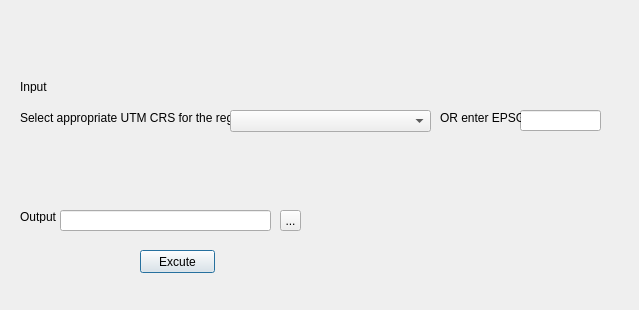
First picture: the form in gender_indicator_tool/gender_indicator_tool_dialog_base.ui, repository worldbank/GEEST, before the edit.
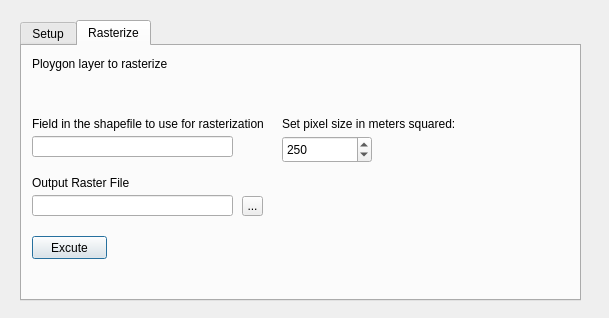
Second picture: the form after the edit. The open tabs and pages were chosen to show the change. Custom widgets are drawn as their Qt base class.

Diff of the .ui file:
```diff
--- a/gender_indicator_tool/gender_indicator_tool_dialog_base.ui
+++ b/gender_indicator_tool/gender_indicator_tool_dialog_base.ui
@@ -6,58 +6,209 @@
    <rect>
     <x>0</x>
     <y>0</y>
-    <width>639</width>
-    <height>310</height>
+    <width>609</width>
+    <height>318</height>
    </rect>
   </property>
   <property name="windowTitle">
    <string>World Bank Gender Indicator Tool</string>
   </property>
+  <widget class="QTabWidget" name="tabWidget">
+   <property name="geometry">
+    <rect>
+     <x>20</x>
+     <y>20</y>
+     <width>561</width>
+     <height>281</height>
+    </rect>
+   </property>
+   <property name="currentIndex">
+    <number>0</number>
+   </property>
+   <widget class="QWidget" name="tab">
+    <attribute name="title">
+     <string>Setup</string>
+    </attribute>
+    <widget class="QgsFileWidget" name="countryLayer">
+     <property name="geometry">
+      <rect>
+       <x>10</x>
+       <y>30</y>
+       <width>231</width>
+       <height>31</height>
+      </rect>
+     </property>
+    </widget>
   <widget class="QLabel" name="label">
    <property name="geometry">
     <rect>
-     <x>20</x>
-     <y>80</y>
-     <width>47</width>
-     <height>13</height>
+       <x>10</x>
+       <y>10</y>
+       <width>201</width>
+       <height>16</height>
     </rect>
    </property>
    <property name="text">
-    <string>Input</string>
-   </property>
-  </widget>
+      <string>Country Adminstartive boundry (Polygon)</string>
+     </property>
+    </widget>
+    <widget class="QComboBox" name="CRScomboBox">
+     <property name="geometry">
+      <rect>
+       <x>10</x>
+       <y>90</y>
+       <width>201</width>
+       <height>22</height>
+      </rect>
+     </property>
+    </widget>
+    <widget class="QgsFilterLineEdit" name="mLineEdit">
+     <property name="geometry">
+      <rect>
+       <x>320</x>
+       <y>90</y>
+       <width>81</width>
+       <height>21</height>
+      </rect>
+     </property>
+     <property name="text">
+      <string/>
+     </property>
+     <property name="qgisRelation" stdset="0">
+      <string notr="true"/>
+     </property>
+    </widget>
+    <widget class="QLabel" name="label_4">
+     <property name="geometry">
+      <rect>
+       <x>230</x>
+       <y>90</y>
+       <width>81</width>
+       <height>16</height>
+      </rect>
+     </property>
+     <property name="text">
+      <string>OR enter EPSG: </string>
+     </property>
+    </widget>
+    <widget class="QLabel" name="label_3">
+     <property name="geometry">
+      <rect>
+       <x>10</x>
+       <y>70</y>
+       <width>211</width>
+       <height>16</height>
+      </rect>
+     </property>
+     <property name="text">
+      <string>Select appropriate UTM CRS for the region</string>
+     </property>
+    </widget>
+    <widget class="QLabel" name="label_5">
+     <property name="geometry">
+      <rect>
+       <x>100</x>
+       <y>140</y>
+       <width>81</width>
+       <height>16</height>
+      </rect>
+     </property>
+     <property name="text">
+      <string/>
+     </property>
+    </widget>
+   </widget>
+   <widget class="QWidget" name="tab_2">
+    <attribute name="title">
+     <string>Rasterize</string>
+    </attribute>
   <widget class="QLabel" name="label_2">
    <property name="geometry">
     <rect>
-     <x>20</x>
-     <y>210</y>
-     <width>47</width>
-     <height>13</height>
+       <x>10</x>
+       <y>70</y>
+       <width>231</width>
+       <height>16</height>
     </rect>
    </property>
    <property name="text">
-    <string>Output</string>
+      <string>Field in the shapefile to use for rasterization</string>
+     </property>
+    </widget>
+    <widget class="QgsFilterLineEdit" name="rasterField">
+     <property name="geometry">
+      <rect>
+       <x>10</x>
+       <y>90</y>
+       <width>201</width>
+       <height>21</height>
+      </rect>
+     </property>
+     <property name="text">
+      <string/>
+     </property>
+     <property name="qgisRelation" stdset="0">
+      <string notr="true"/>
    </property>
   </widget>
   <widget class="QToolButton" name="tbOutputFile">
    <property name="geometry">
     <rect>
-     <x>280</x>
-     <y>210</y>
+       <x>220</x>
+       <y>150</y>
      <width>21</width>
-     <height>21</height>
+       <height>20</height>
     </rect>
    </property>
    <property name="text">
     <string>...</string>
    </property>
   </widget>
-  <widget class="QgsFileWidget" name="Input">
+    <widget class="QgsFilterLineEdit" name="OutputFileLineEdit">
    <property name="geometry">
     <rect>
-     <x>60</x>
-     <y>70</y>
-     <width>241</width>
+       <x>10</x>
+       <y>149</y>
+       <width>201</width>
+       <height>21</height>
+      </rect>
+     </property>
+     <property name="qgisRelation" stdset="0">
+      <string notr="true"/>
+     </property>
+    </widget>
+    <widget class="QLabel" name="label_6">
+     <property name="geometry">
+      <rect>
+       <x>10</x>
+       <y>129</y>
+       <width>231</width>
+       <height>16</height>
+      </rect>
+     </property>
+     <property name="text">
+      <string>Output Raster File</string>
+     </property>
+    </widget>
+    <widget class="QLabel" name="label_13">
+     <property name="geometry">
+      <rect>
+       <x>10</x>
+       <y>10</y>
+       <width>201</width>
+       <height>16</height>
+      </rect>
+     </property>
+     <property name="text">
+      <string>Ploygon layer to rasterize</string>
+     </property>
+    </widget>
+    <widget class="QgsFileWidget" name="polygonLayer">
+     <property name="geometry">
+      <rect>
+       <x>10</x>
+       <y>30</y>
+       <width>231</width>
      <height>31</height>
     </rect>
    </property>
@@ -65,8 +216,8 @@
   <widget class="QPushButton" name="pbExecute">
    <property name="geometry">
     <rect>
-     <x>140</x>
-     <y>250</y>
+       <x>10</x>
+       <y>190</y>
      <width>75</width>
      <height>23</height>
     </rect>
@@ -75,70 +226,36 @@
     <string>Excute</string>
    </property>
   </widget>
-  <widget class="QgsFilterLineEdit" name="mLineEdit">
+    <widget class="QLabel" name="label_14">
    <property name="geometry">
     <rect>
-     <x>520</x>
-     <y>110</y>
-     <width>81</width>
-     <height>21</height>
+       <x>260</x>
+       <y>70</y>
+       <width>231</width>
+       <height>16</height>
     </rect>
    </property>
    <property name="text">
-    <string/>
-   </property>
-   <property name="qgisRelation" stdset="0">
-    <string notr="true"/>
-   </property>
-  </widget>
-  <widget class="QgsFilterLineEdit" name="OutputFileLineEdit">
+      <string>Set pixel size in meters squared:</string>
+     </property>
+    </widget>
+    <widget class="QgsSpinBox" name="sbpixelSize">
    <property name="geometry">
     <rect>
-     <x>60</x>
-     <y>210</y>
-     <width>211</width>
-     <height>21</height>
-    </rect>
-   </property>
-   <property name="qgisRelation" stdset="0">
-    <string notr="true"/>
-   </property>
-  </widget>
-  <widget class="QLabel" name="label_3">
-   <property name="geometry">
-    <rect>
-     <x>20</x>
-     <y>110</y>
-     <width>211</width>
-     <height>16</height>
-    </rect>
-   </property>
-   <property name="text">
-    <string>Select appropriate UTM CRS for the region</string>
-   </property>
-  </widget>
-  <widget class="QLabel" name="label_4">
-   <property name="geometry">
-    <rect>
-     <x>440</x>
-     <y>110</y>
-     <width>81</width>
-     <height>16</height>
-    </rect>
-   </property>
-   <property name="text">
-    <string>OR enter EPSG: </string>
-   </property>
-  </widget>
-  <widget class="QComboBox" name="CRScomboBox">
-   <property name="geometry">
-    <rect>
-     <x>230</x>
-     <y>110</y>
-     <width>201</width>
-     <height>22</height>
-    </rect>
-   </property>
+       <x>260</x>
+       <y>90</y>
+       <width>90</width>
+       <height>27</height>
+      </rect>
+     </property>
+     <property name="maximum">
+      <number>100000</number>
+     </property>
+     <property name="value">
+      <number>250</number>
+     </property>
+    </widget>
+   </widget>
   </widget>
  </widget>
  <customwidgets>
@@ -152,6 +269,11 @@
    <extends>QLineEdit</extends>
    <header>qgsfilterlineedit.h</header>
   </customwidget>
+  <customwidget>
+   <class>QgsSpinBox</class>
+   <extends>QSpinBox</extends>
+   <header>qgsspinbox.h</header>
+  </customwidget>
  </customwidgets>
  <resources/>
  <connections/>
```
Lines whose indentation alone changed are shown as unchanged.
